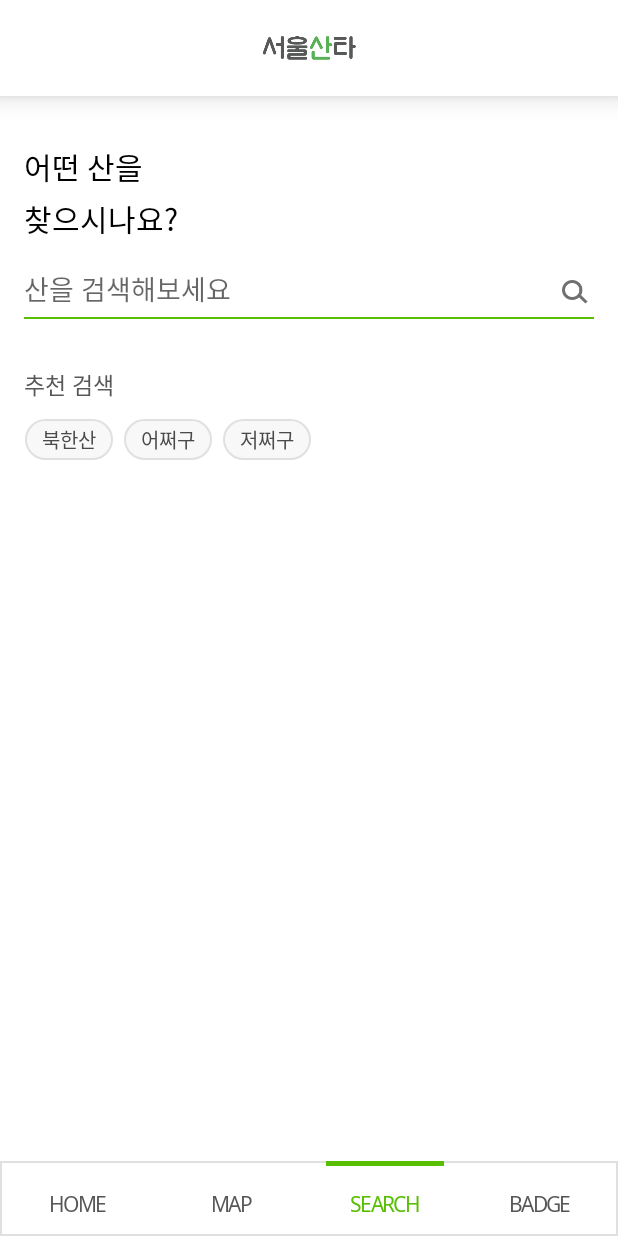
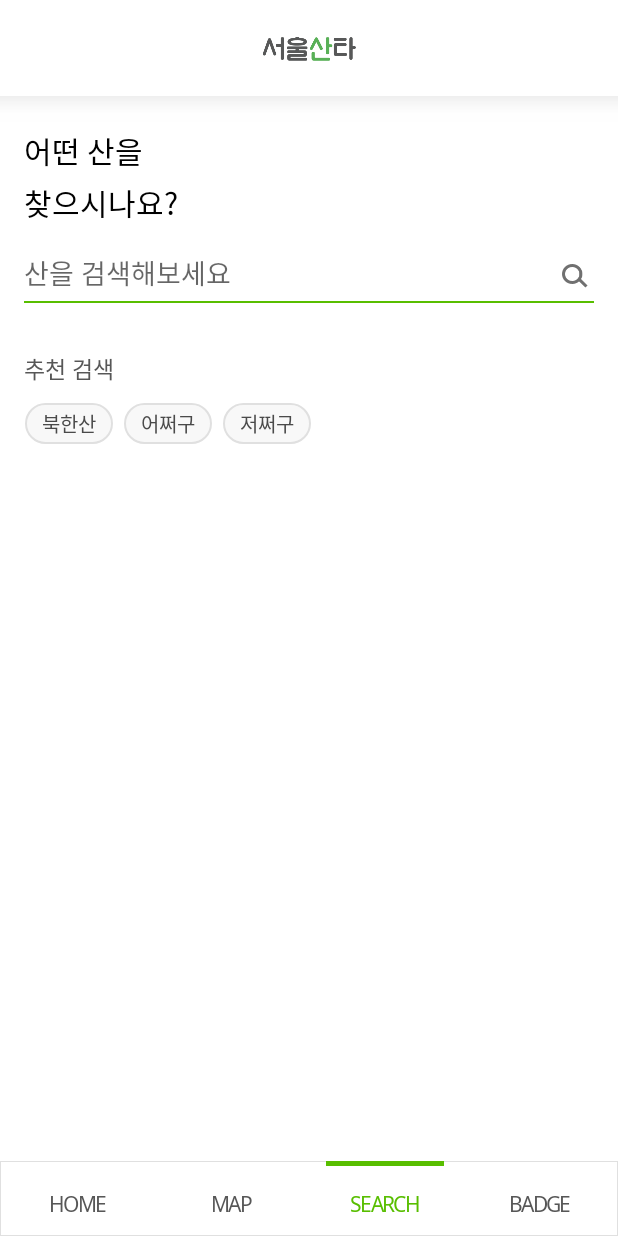
Before and after one commit to seoulsanta/Santa-Android, an Android app: the MainActivity screen opened directly, with no data from a screen before it, item 3 of the bottom bar chosen, on a phone screen of 412 x 824 dp. Run offline under Robolectric (Android 15) with nearby library versions, the phone set to English and light mode, and no system bars; pictures from the network do not load; 1 statement that could not run was skipped.

Commit message:
하단탭 0.5dp수정. <검색,뱃지> 상단 그림자 조절, 뷰 순서 조정. <로그인> 배경색 설정

```diff
--- a/SeoulSantaAndroid/app/src/main/res/drawable/border_main_tab.xml
+++ b/SeoulSantaAndroid/app/src/main/res/drawable/border_main_tab.xml
@@ -3,5 +3,5 @@
     <solid android:color="@android:color/white"/>
     <stroke
             android:color="#e0e0e0"
-            android:width="1dp"/>
+            android:width="0.5dp"/>
 </shape>
--- a/SeoulSantaAndroid/app/src/main/res/layout/activity_login.xml
+++ b/SeoulSantaAndroid/app/src/main/res/layout/activity_login.xml
@@ -5,6 +5,7 @@
         xmlns:app="http://schemas.android.com/apk/res-auto"
         android:layout_width="match_parent"
         android:layout_height="match_parent"
+        android:background="#fff"
         tools:context=".ui.login.LoginActivity">
 
     <LinearLayout
--- a/SeoulSantaAndroid/app/src/main/res/layout/fragment_search.xml
+++ b/SeoulSantaAndroid/app/src/main/res/layout/fragment_search.xml
@@ -5,23 +5,24 @@
         xmlns:tools="http://schemas.android.com/tools"
         android:layout_width="match_parent"
         android:layout_height="match_parent"
+        android:background="#fff"
         android:tag="fragment_search"
         tools:context=".ui.search.SearchFragment">
 
     <androidx.constraintlayout.widget.ConstraintLayout
             android:layout_width="match_parent"
-            android:layout_height="64dp"
+            android:layout_height="81dp"
             app:layout_constraintTop_toTopOf="parent" app:layout_constraintEnd_toEndOf="parent"
             app:layout_constraintStart_toStartOf="parent"
-            android:background="@android:color/white"
-            android:elevation="10dp" android:id="@+id/cl_search_top_bar">
+            android:background="@drawable/shadow_top"
+            android:id="@+id/cl_search_top_bar">
         <ImageView
                 android:layout_width="wrap_content"
                 android:layout_height="wrap_content" app:srcCompat="@drawable/santa_logo"
-                android:id="@+id/imageView2" android:layout_marginTop="8dp" app:layout_constraintTop_toTopOf="parent"
+                android:id="@+id/imageView2" android:layout_marginTop="7dp" app:layout_constraintTop_toTopOf="parent"
                 app:layout_constraintEnd_toEndOf="parent" android:layout_marginEnd="8dp"
                 app:layout_constraintStart_toStartOf="parent" android:layout_marginStart="8dp"
-                android:layout_marginBottom="8dp" app:layout_constraintBottom_toBottomOf="parent"
+                android:layout_marginBottom="24dp" app:layout_constraintBottom_toBottomOf="parent"
                 android:background="@android:color/transparent"/>
     </androidx.constraintlayout.widget.ConstraintLayout>
 
@@ -46,7 +47,7 @@
                     android:fontFamily="@font/kopubworlddotumlight"
                     android:id="@+id/textView2"
                     android:background="@android:color/transparent"
-                    android:layout_marginTop="32dp"
+                    android:layout_marginTop="4dp"
                     app:layout_constraintTop_toTopOf="parent" android:layout_marginStart="16dp"
                     app:layout_constraintStart_toStartOf="parent"/>
             <EditText
@@ -229,6 +230,14 @@
                         android:background="@android:color/white"
                         android:id="@+id/cl_search_result">
                     <ImageView
+                            android:src="@drawable/search_map_bg"
+                            android:layout_width="wrap_content"
+                            android:layout_height="wrap_content"
+                            android:id="@+id/iv_search_result_map"
+                            app:layout_constraintStart_toStartOf="parent"
+                            app:layout_constraintEnd_toEndOf="parent"
+                            android:layout_marginTop="61dp" app:layout_constraintTop_toTopOf="parent"/>
+                    <ImageView
                             android:src="@drawable/mountain"
                             android:layout_width="wrap_content"
                             android:layout_height="wrap_content"
@@ -300,14 +309,6 @@
                             android:background="@android:color/white"
                             android:layout_marginTop="6dp"
                             app:layout_constraintTop_toTopOf="@+id/iv_search_result_mt_word_balloon"/>
-                    <ImageView
-                            android:src="@drawable/search_map_bg"
-                            android:layout_width="wrap_content"
-                            android:layout_height="wrap_content"
-                            android:id="@+id/iv_search_result_map"
-                            app:layout_constraintStart_toStartOf="parent"
-                            app:layout_constraintEnd_toEndOf="parent"
-                            android:layout_marginTop="61dp" app:layout_constraintTop_toTopOf="parent"/>
 
                 </androidx.constraintlayout.widget.ConstraintLayout>
             </FrameLayout>
@@ -340,7 +341,7 @@
                             android:layout_height="wrap_content" android:id="@+id/imageView3"
                             app:layout_constraintEnd_toEndOf="parent"
                             app:layout_constraintStart_toStartOf="parent"
-                            android:layout_marginTop="189dp"
+                            android:layout_marginTop="159dp"
                             app:layout_constraintTop_toTopOf="parent"/>
 
                     <TextView
```
Also changed, not shown: SeoulSantaAndroid/app/src/main/res/layout/fragment_badge.xml (+10 -7 lines), SeoulSantaAndroid/app/src/main/res/drawable/shadow_top.9.png (added).
